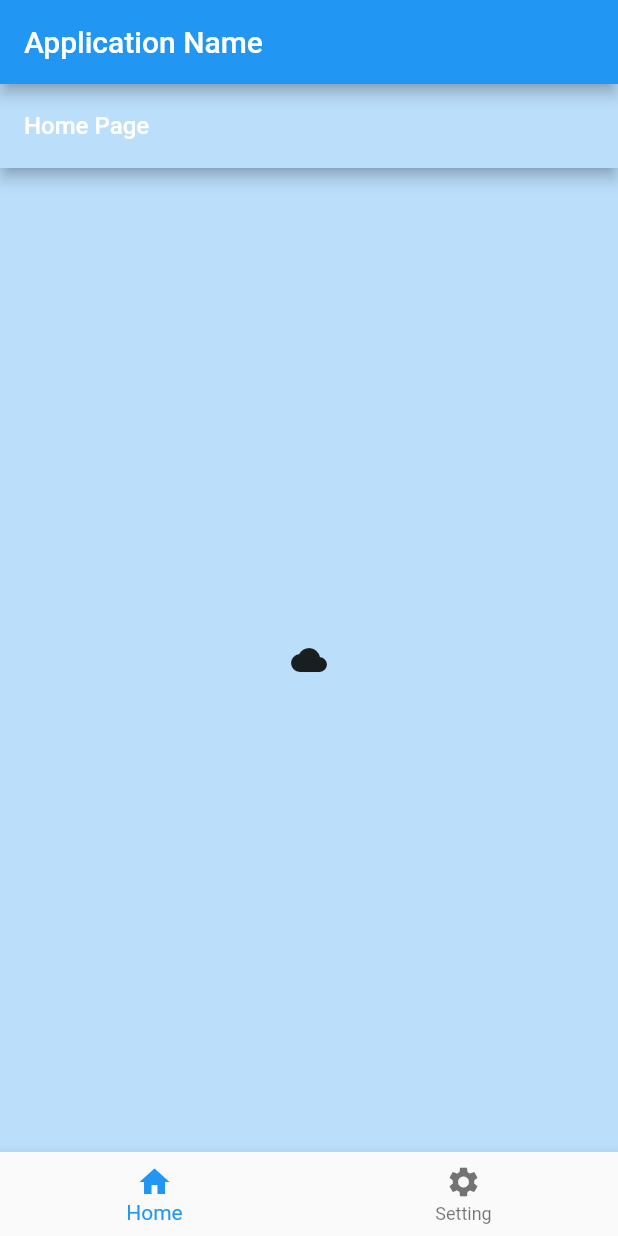
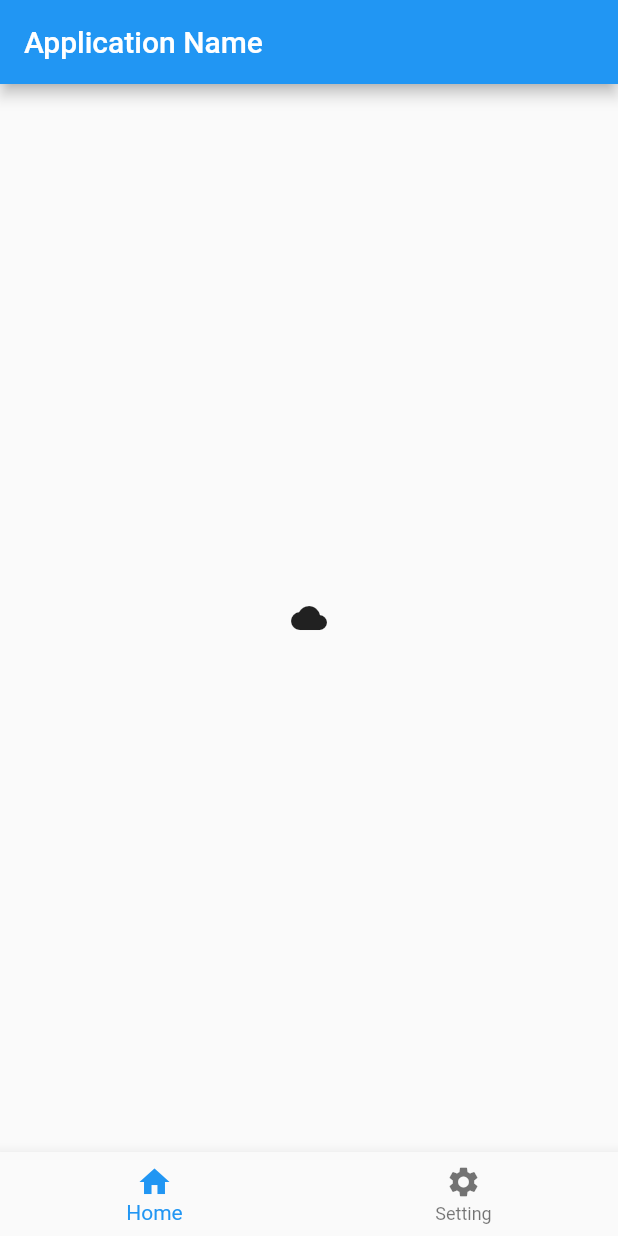
Before and after one commit to kazumaz/dama_app, a Flutter app: the screen it shows after launch, on a phone screen of 412 x 824 dp. Run offline on Flutter 3.47's test engine with Material 2 defaults, Android fonts, the phone set to English and light mode, and no system bars.

Commit message:
コードを綺麗にする

```diff
--- a/lib/main.dart
+++ b/lib/main.dart
@@ -31,7 +31,7 @@ class _MyHomePageState extends State<MyHomePage> {
   @override
   void initState() {
     super.initState();
-    _pageController = new PageController();
+    _pageController = PageController();
   }
 
   @override
@@ -42,30 +42,30 @@ class _MyHomePageState extends State<MyHomePage> {
 
   @override
   Widget build(BuildContext context) {
-    return new Scaffold(
-      appBar: new AppBar(
-        title: new Text('Application Name'),
+    return Scaffold(
+      appBar: AppBar(
+        title: Text('Application Name'),
         elevation: 4.0,
       ),
-      body: new PageView(
+      body: PageView(
         controller: _pageController,
         onPageChanged: onPageChanged,
         children: [
-          new HomePage(),
-          new SettingsPage(),
+          HomePage(),
+          SettingsPage(),
         ],
       ),
-      bottomNavigationBar: new BottomNavigationBar(
+      bottomNavigationBar: BottomNavigationBar(
         currentIndex: _page,
         onTap: onTapBottomNavigation,
         items: [
-          new BottomNavigationBarItem(
-              icon: new Icon(Icons.home),
-              title: new Text("Home")
+          BottomNavigationBarItem(
+              icon: Icon(Icons.home),
+              title: Text("Home")
           ),
-          new BottomNavigationBarItem(
-              icon: new Icon(Icons.settings),
-              title: new Text("Setting")
+          BottomNavigationBarItem(
+              icon: Icon(Icons.settings),
+              title: Text("Setting")
           ),
         ],
       ),
@@ -89,21 +89,10 @@ class _MyHomePageState extends State<MyHomePage> {
 
 
 
-
 class HomePage extends StatelessWidget {
-  // This widget is the root of your application.
   @override
   Widget build(BuildContext context) {
     return Scaffold(
-        backgroundColor: Colors.blue[100],
-        // Appbar
-        appBar: AppBar(
-          backgroundColor: Colors.blue[100],
-          title: Text(
-            'Home Page',
-            style: TextStyle(fontSize: 16),
-          ),
-        ),
         body: Center(child: Icon(Icons.cloud)));
   }
 }
@@ -111,19 +100,9 @@ class HomePage extends StatelessWidget {
 
 
 class SettingsPage extends StatelessWidget {
-  // This widget is the root of your application.
   @override
   Widget build(BuildContext context) {
     return Scaffold(
-        backgroundColor: Colors.blue[100],
-        // Appbar
-        appBar: AppBar(
-          backgroundColor: Colors.blue[100],
-          title: Text(
-            'Setting Page',
-            style: TextStyle(fontSize: 16),
-          ),
-        ),
         body: Center(child: Icon(Icons.cloud)));
   }
 }
```
